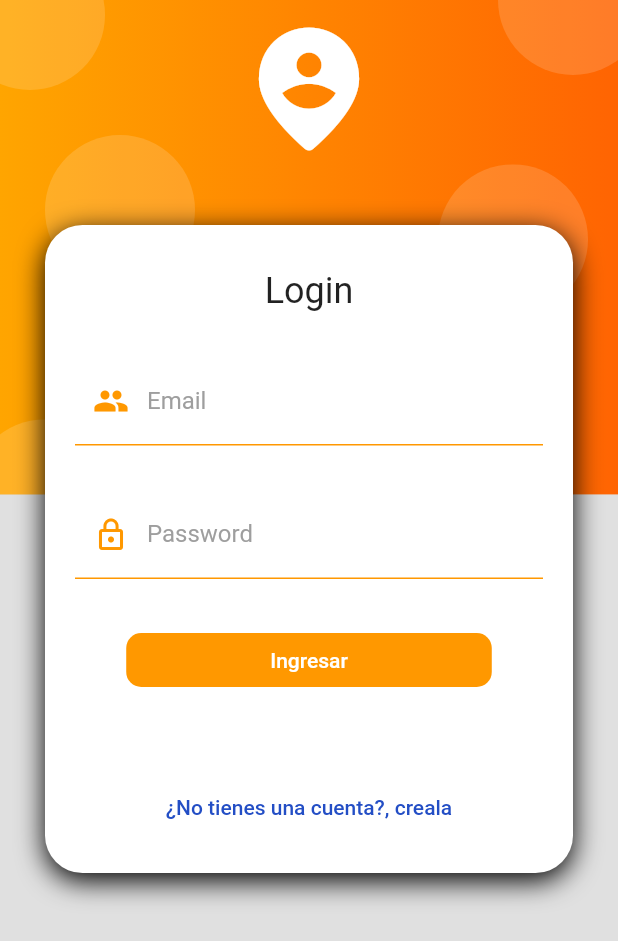
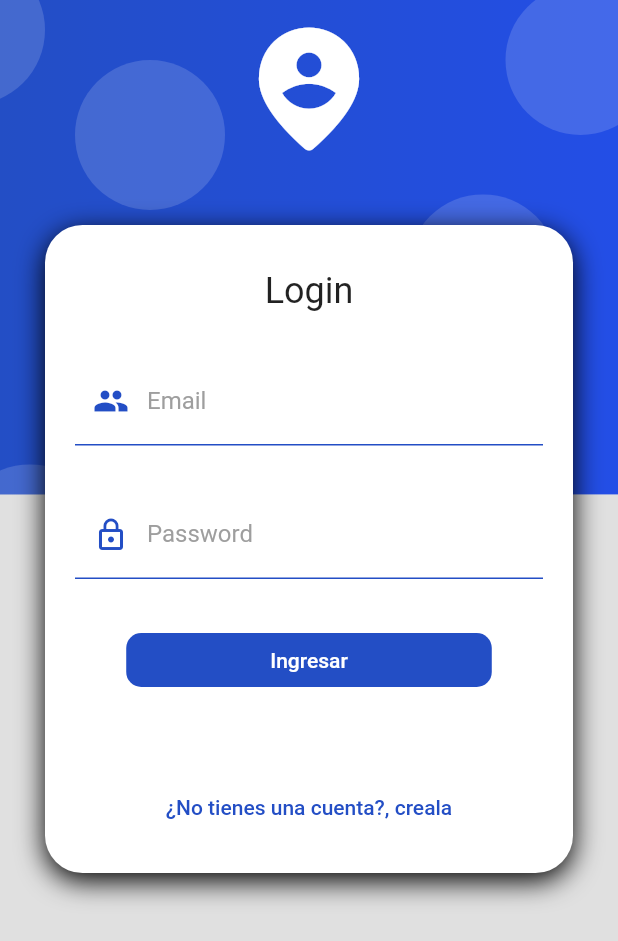
Before and after one commit to NocMayor/crud_app_1-main, a Flutter app: the screen it shows after launch, on a phone screen of 412 x 824 dp. Shown: the top 941 px of the screen. Run offline on Flutter 3.47's test engine with Material 2 defaults, Android fonts, the phone set to English and light mode, and no system bars; Roboto replaces fonts that are missing (Releway).

Commit message:
proyecto 3_version1

```diff
--- a/lib/screen/login_screen.dart
+++ b/lib/screen/login_screen.dart
@@ -98,7 +98,7 @@ class LoginForm extends StatelessWidget {
               borderRadius: BorderRadius.circular(10),
             ),
             disabledColor: Colors.grey,
-            color: Colors.orange,
+            color: Color.fromRGBO(35, 78, 197, 1),
             child: Container(
               padding: const EdgeInsets.symmetric(horizontal: 80, vertical: 10),
               child: Text(
--- a/lib/screen/register_user_screen.dart
+++ b/lib/screen/register_user_screen.dart
@@ -98,7 +98,7 @@ class RegisterForm extends StatelessWidget {
               borderRadius: BorderRadius.circular(10),
             ),
             disabledColor: Colors.grey,
-            color: Colors.orange,
+            color: Color.fromRGBO(35, 78, 197, 1),
             child: Container(
               padding: const EdgeInsets.symmetric(horizontal: 80, vertical: 10),
               child: Text(
--- a/lib/ui/input_decorations.dart
+++ b/lib/ui/input_decorations.dart
@@ -9,11 +9,11 @@ class InputDecortions {
     return InputDecoration(
         enabledBorder: const UnderlineInputBorder(
             borderSide: BorderSide(
-          color: Colors.orange,
+          color:  Color.fromRGBO(35, 78, 197, 1),
         )),
         focusedBorder: const UnderlineInputBorder(
             borderSide: BorderSide(
-          color: Colors.orange,
+          color:  Color.fromRGBO(35, 78, 197, 1),
           width: 3,
         )),
         hintText: hinText,
@@ -22,7 +22,7 @@ class InputDecortions {
         prefixIcon: prefixIcon != null
             ? Icon(
                 prefixIcon,
-                color: Colors.orange,
+                color:  Color.fromRGBO(35, 78, 197, 1),
               )
             : null);
   }
--- a/lib/widgets/auth_background_c1.dart
+++ b/lib/widgets/auth_background_c1.dart
@@ -13,33 +13,33 @@ class AuthBackgorundC1 extends StatelessWidget {
         children: [
           Positioned(
             child: Buble(),
-            top: 90,
-            left: 30,
+            top: 40,
+            left: 50,
           ),
           Positioned(
             child: Buble(),
-            top: -40,
+            top: -30,
+            left: -70,
+          ),
+          Positioned(
+            child: Buble(),
+            top: -10,
+            right: -25,
+          ),
+          Positioned(
+            child: Buble(),
+            bottom: -80,
             left: -30,
           ),
           Positioned(
             child: Buble(),
-            top: -50,
-            right: -20,
+            bottom: 100,
+            right: 40,
           ),
           Positioned(
             child: Buble(),
-            bottom: -50,
-            left: -20,
-          ),
-          Positioned(
-            child: Buble(),
-            bottom: 120,
-            right: 20,
-          ),
-          Positioned(
-            child: Buble(),
-            bottom: 20,
-            right: 80,
+            bottom: 30,
+            right: 100,
           ),
         ],
       ),
@@ -48,8 +48,8 @@ class AuthBackgorundC1 extends StatelessWidget {
 
   BoxDecoration orangeDecoration() => const BoxDecoration(
           gradient: LinearGradient(colors: [
-        Color.fromRGBO(255, 165, 0, 1),
-        Color.fromRGBO(255, 100, 2, 1),
+         Color.fromRGBO(35, 78, 197, 1),
+         Color.fromRGBO(35, 78, 230, 2),
       ]));
 }
 
```
Also changed, not shown: lib/screen/edit_product_screen.dart (+12 -12 lines), lib/widgets/product_card.dart (+4 -4 lines), assets/jar-loading.gif.
